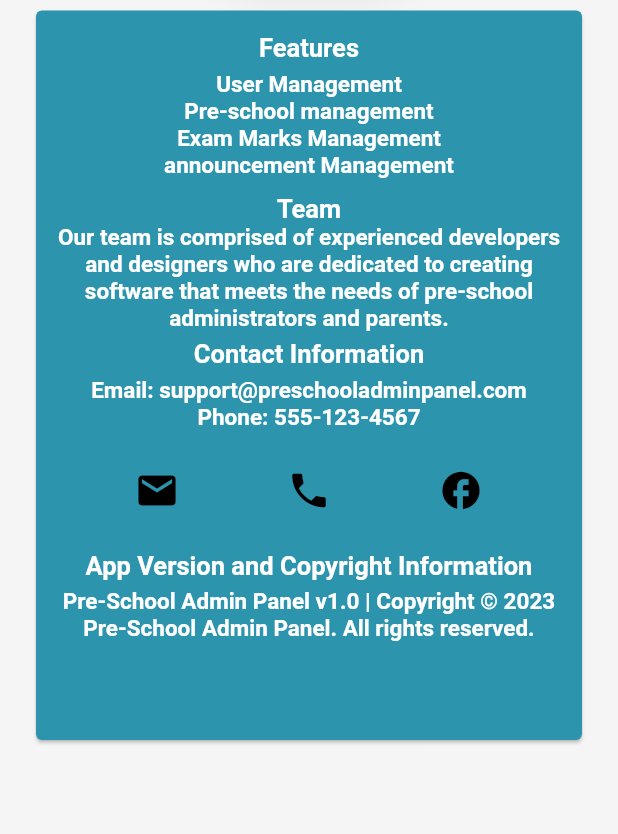
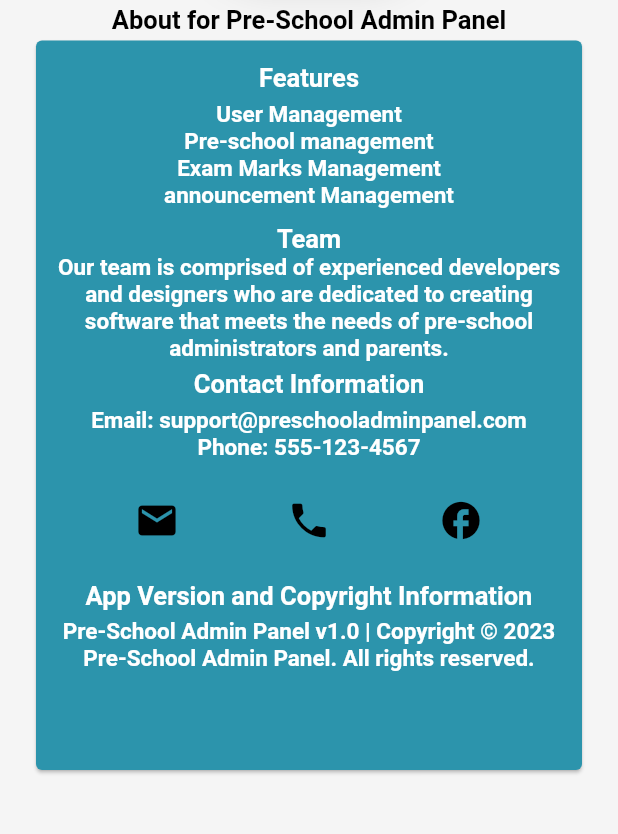
Before and after one commit to Sayanthan-K/CTSE_PMS_App, a Flutter app: the AboutPage screen opened by its route, on a phone screen of 412 x 824 dp, the part 372-1206 px from its top. Run offline on Flutter 3.47's test engine with Material 2 defaults, Android fonts, the phone set to English and light mode, and no system bars; our stand-ins replace cloud_firestore, dropdown_button2, firebase_auth, firebase_core, hexcolor, motion_toast; missing offline and left inert: cloud_firestore_web, firebase_auth_web, firebase_core_web; accounts and stored records are empty.

Commit message:
fixed design problem for About page

```diff
--- a/FrontEnd/lib/Screens/AboutPage.dart
+++ b/FrontEnd/lib/Screens/AboutPage.dart
@@ -53,6 +53,15 @@ class _AboutPageState extends State<AboutPage> {
                   ),
                   SizedBox(
                     height: 15,
+                  ),
+                  Text(
+                    textAlign: TextAlign.center,
+                    "About for Pre-School Admin Panel",
+                    style: TextStyle(
+                      fontSize: 17,
+                      fontWeight: FontWeight.bold,
+                      color: Colors.black,
+                    ),
                   ),
                   Container(
                     width: MediaQuery.of(context).size.width,
--- a/FrontEnd/lib/Screens/MarksListView.dart
+++ b/FrontEnd/lib/Screens/MarksListView.dart
@@ -99,8 +99,8 @@ class _MarksListViewState extends State<MarksListView> {
                                 textColor: Colors.white,
                                 leading: Image.asset(
                                   "lib/assets/images/Marks.png",
-                                  width: 40.0,
-                                  height: 40.0,
+                                  width: 45.0,
+                                  height: 45.0,
                                 ),
                                 title: Flexible(
                                   fit: FlexFit.loose,
```
Also changed, not shown: FrontEnd/lib/Screens/UserListView.dart (+4 -4 lines).
